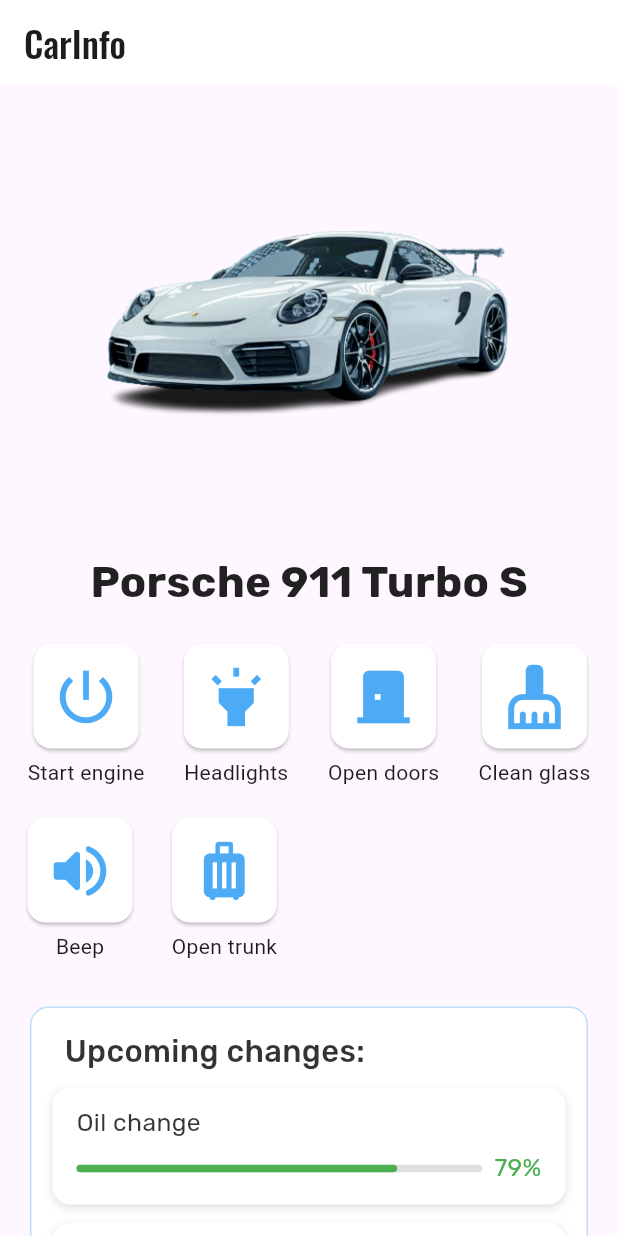
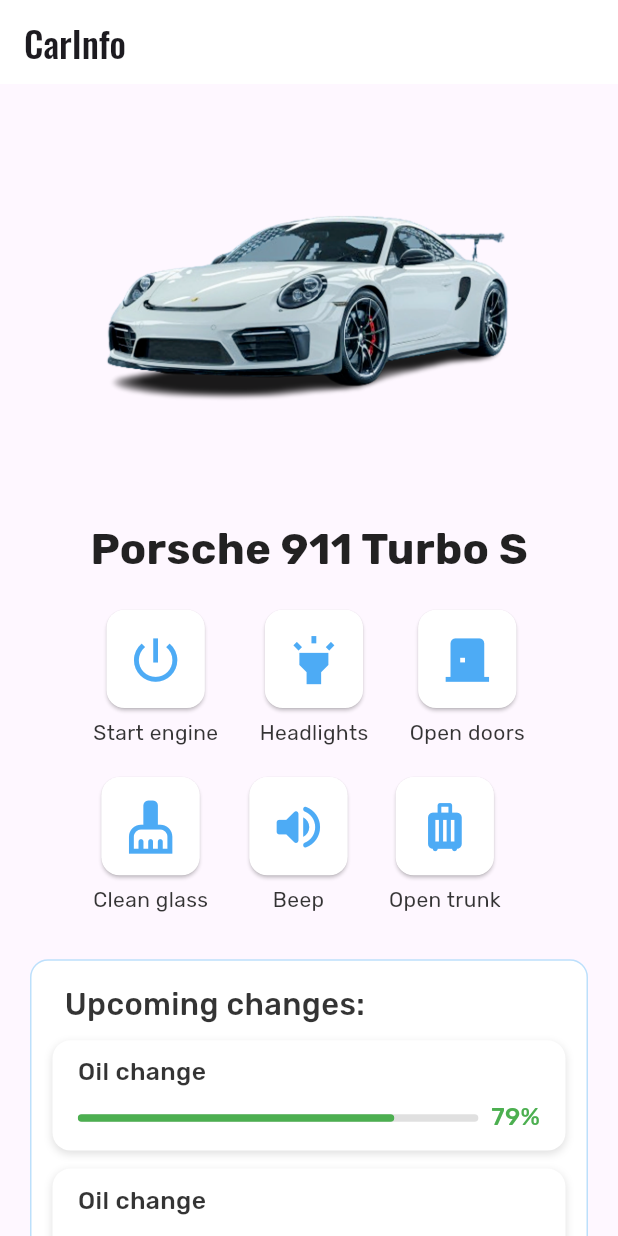
Before and after one commit to Olegbdnr/flutter_labs, a Flutter app: the screen it shows after launch, on a phone screen of 412 x 824 dp. Run offline on Flutter 3.47's test engine with Material 3 defaults, Android fonts, the phone set to English and light mode, and no system bars; our stand-ins replace google_fonts.

Commit message:
add responsiveness to the home page

```diff
--- a/my_project/lib/pages/home_page.dart
+++ b/my_project/lib/pages/home_page.dart
@@ -1,5 +1,6 @@
 import 'package:flutter/material.dart';
 import 'package:my_project/styles/text_styles.dart';
+import 'package:my_project/utils/app_responsive.dart';
 import 'package:my_project/widgets/switch_button.dart';
 import 'package:my_project/widgets/upcoming_section.dart';
 
@@ -8,6 +9,8 @@ class HomePage extends StatelessWidget {
 
   @override
   Widget build(BuildContext context) {
+    final r = AppResponsive.of(context);
+
     return Scaffold(
       appBar: AppBar(
         title: Text('CarInfo', style: AppTextStyles.appBarTittle(context)),
@@ -17,50 +20,57 @@ class HomePage extends StatelessWidget {
         child: SingleChildScrollView(
           child: Center(
             child: Padding(
-              padding: const EdgeInsets.symmetric(vertical: 20),
+              padding: EdgeInsets.symmetric(
+                vertical: 10,
+                horizontal: r.spacing(20)),
               child: Column(
                 children: [
-                  Padding(
-                    padding: const EdgeInsets.symmetric(horizontal: 20),
-                    child: Image.asset(
-                      'assets/porsche911white.png',
-                      width: 280,
-                      fit: BoxFit.contain,
-                    ),
+                  Image.asset(
+                    'assets/porsche911white.png',
+                    width: r.image(280),
+                    fit: BoxFit.contain,
                   ),
-                  const SizedBox(height: 12),
                   Text(
                     'Porsche 911 Turbo S',
                     style: AppTextStyles.heading(context),
                   ),
-                  const SizedBox(height: 20),
+                  SizedBox(height: r.h(20)),
                   Wrap(
-                    spacing: 26,
+                    spacing: r.w(26),
                     runSpacing: 20,
                     children: [
                       _buildControl(
+                        context,
                         icon: Icons.power_settings_new,
                         label: 'Start engine',
                       ),
-                      _buildControl(icon: Icons.highlight, label: 'Headlights'),
                       _buildControl(
+                        context,
+                        icon: Icons.highlight, label: 'Headlights'),
+                      _buildControl(
+                        context,
                         icon: Icons.door_back_door,
                         label: 'Open doors',
                       ),
                       _buildControl(
+                        context,
                         icon: Icons.cleaning_services,
                         label: 'Clean glass',
                       ),
                       _buildControl(
+                        context,
                         icon: Icons.volume_up_rounded,
                         label: 'Beep',
                       ),
-                      _buildControl(icon: Icons.luggage, label: 'Open trunk'),
+                      _buildControl(
+                        context,
+                        icon: Icons.luggage,
+                        label: 'Open trunk'),
                     ],
                   ),
-                  const SizedBox(height: 30),
+                  SizedBox(height: r.spacing(30)),
                   const UpcomingSection(),
-                  const SizedBox(height: 40),
+                  SizedBox(height: r.spacing(40)),
                 ],
               ),
             ),
@@ -70,13 +80,15 @@ class HomePage extends StatelessWidget {
     );
   }
 
-  Widget _buildControl({required IconData icon, required String label}) {
+  Widget _buildControl(BuildContext context,
+   {required IconData icon,
+    required String label}) {
     return Column(
       mainAxisSize: MainAxisSize.min,
       children: [
         SwitchButton(icon: icon),
         const SizedBox(height: 6),
-        Text(label),
+        Text(label, style: AppTextStyles.smallLabel(context)),
       ],
     );
   }
--- a/my_project/lib/styles/text_styles.dart
+++ b/my_project/lib/styles/text_styles.dart
@@ -13,7 +13,7 @@ class AppTextStyles {
       context,
       base: MediaQuery.of(context).size.width * 0.07,
       min: 20,
-      max: 34,
+      max: 42,
     ),
     color: Colors.black87,
     fontWeight: FontWeight.w700,
@@ -24,6 +24,18 @@ class AppTextStyles {
         fontSize: responsiveFont(
           context,
           base: MediaQuery.of(context).size.width * 0.04,
+          min: 14,
+          max: 26,
+        ),
+        color: color ?? const Color.fromARGB(221, 21, 21, 21),
+        fontWeight: FontWeight.w500,
+      );
+
+  static TextStyle smallLabel(BuildContext context, {Color? color}) =>
+      GoogleFonts.rubik(
+        fontSize: responsiveFont(
+          context,
+          base: MediaQuery.of(context).size.width * 0.03,
           min: 14,
           max: 22,
         ),
@@ -36,7 +48,7 @@ class AppTextStyles {
       context,
       base: MediaQuery.of(context).size.width * 0.05,
       min: 16,
-      max: 28,
+      max: 34,
     ),
     color: const Color.fromARGB(221, 21, 21, 21),
     fontWeight: FontWeight.w500,
--- /dev/null
+++ b/my_project/lib/utils/app_responsive.dart
@@ -0,0 +1,41 @@
+import 'package:flutter/widgets.dart';
+
+class AppResponsive {
+  final BuildContext context;
+  final double width;
+  final double height;
+  final double shortest;
+
+  AppResponsive._(this.context)
+      : width = MediaQuery.of(context).size.width,
+        height = MediaQuery.of(context).size.height,
+        shortest = MediaQuery.of(context).size.shortestSide;
+
+  static AppResponsive of(BuildContext context) => AppResponsive._(context);
+
+  bool get isMobile => shortest < 600;
+  bool get isTablet => shortest >= 600 && shortest < 900;
+  bool get isDesktop => shortest >= 900;
+
+  double text(double size) {
+    if (isTablet) return size * 1.25;
+    if (isDesktop) return size * 1.4;
+    return size;
+  }
+
+  double spacing(double value) {
+    if (isTablet) return value * 1.2;
+    if (isDesktop) return value * 1.3;
+    return value;
+  }
+
+  double w(double value) => value * (width / 390);
+
+  double h(double value) => value * (height / 844);
+
+  double image(double value) {
+    if (isTablet) return value * 1.6;
+    if (isDesktop) return value * 1.9;
+    return value;
+  }
+}
--- a/my_project/lib/widgets/deafult_blue_btn.dart
+++ b/my_project/lib/widgets/deafult_blue_btn.dart
@@ -1,5 +1,6 @@
 import 'package:flutter/material.dart';
 import 'package:my_project/styles/text_styles.dart';
+import 'package:my_project/utils/app_responsive.dart';
 
 class BasicButton extends StatelessWidget {
   final String text;
@@ -8,6 +9,8 @@ class BasicButton extends StatelessWidget {
 
   @override
   Widget build(BuildContext context) {
+    final r = AppResponsive.of(context);
+
     return Center(
               child: ElevatedButton(
                 onPressed: () {
@@ -22,11 +25,11 @@ class BasicButton extends StatelessWidget {
                   backgroundColor: Colors.blue.withValues(alpha: 0.8),
                   foregroundColor: Colors.white,
                   shape: RoundedRectangleBorder(
-                    borderRadius: BorderRadius.circular(24),
+                    borderRadius: BorderRadius.circular(r.w(24)),
                   ),
-                  padding: const EdgeInsets.symmetric(
-                    horizontal: 20,
-                    vertical: 10,
+                  padding: EdgeInsets.symmetric(
+                    horizontal: r.h(20),
+                    vertical: r.w(10),
                   ),
                 ),
                 child: Text(
--- a/my_project/lib/widgets/progress_bar.dart
+++ b/my_project/lib/widgets/progress_bar.dart
@@ -1,5 +1,6 @@
 import 'package:flutter/material.dart';
 import 'package:my_project/styles/text_styles.dart';
+import 'package:my_project/utils/app_responsive.dart';
 
 class ProgressBar extends StatelessWidget {
   final String title;
@@ -21,6 +22,7 @@ class ProgressBar extends StatelessWidget {
   Widget build(BuildContext context) {
     final color = getProgressColor(progress);
     final percent = (progress * 100).clamp(0, 100).toInt();
+    final r = AppResponsive.of(context);
 
     return Column(
       crossAxisAlignment: CrossAxisAlignment.start,
@@ -58,7 +60,7 @@ class ProgressBar extends StatelessWidget {
               ],
             ),
           ),
-          const SizedBox(width: 8),
+          SizedBox(width: r.w(8)),
           // Percentage
           Text(
             '$percent%',
--- a/my_project/lib/widgets/switch_button.dart
+++ b/my_project/lib/widgets/switch_button.dart
@@ -1,4 +1,5 @@
 import 'package:flutter/material.dart';
+import 'package:my_project/utils/app_responsive.dart';
 
 class SwitchButton extends StatefulWidget {
   final IconData icon;
@@ -14,8 +15,8 @@ class _SwitchButtonState extends State<SwitchButton> {
 
   @override
   Widget build(BuildContext context) {
-    final width = MediaQuery.of(context).size.width;
-    final buttonSize = width * 0.17;
+    final r = AppResponsive.of(context);
+    final buttonSize = r.w(62);
     return ElevatedButton(
       onPressed: () => setState(() {
         isOn = !isOn;
@@ -31,7 +32,7 @@ class _SwitchButtonState extends State<SwitchButton> {
            borderRadius: BorderRadius.circular(12)
         ),
         fixedSize: Size(buttonSize, buttonSize),
-        iconSize: buttonSize / 1.5,
+        iconSize: buttonSize / 1.7,
         padding: EdgeInsets.zero,
       ),
       child: Icon(widget.icon)
--- a/my_project/lib/widgets/upcoming_section.dart
+++ b/my_project/lib/widgets/upcoming_section.dart
@@ -1,5 +1,6 @@
 import 'package:flutter/material.dart';
 import 'package:my_project/styles/text_styles.dart';
+import 'package:my_project/utils/app_responsive.dart';
 import 'package:my_project/widgets/deafult_blue_btn.dart';
 import 'package:my_project/widgets/progress_bar.dart';
 
@@ -8,10 +9,10 @@ class UpcomingSection extends StatelessWidget {
 
   @override
   Widget build(BuildContext context) {
-    return Padding(
-      padding: const EdgeInsets.symmetric(horizontal: 20),
-      child: Container(
-        padding: const EdgeInsets.all(14),
+    final r = AppResponsive.of(context);
+
+    return Container(
+      padding: EdgeInsets.all(r.spacing(14)),
       decoration: BoxDecoration(
         color: Colors.white,
         borderRadius: BorderRadius.circular(12),
@@ -22,22 +23,21 @@ class UpcomingSection extends StatelessWidget {
         children: [
           // SECTION TITLE
           Padding(
-              padding: const EdgeInsets.only(left: 8),
+            padding: EdgeInsets.only(left: r.spacing(8)),
             child: Text(
               'Upcoming changes:',
               style: AppTextStyles.sectionHeading(context),
             ),
           ),
 
-            const SizedBox(height: 10),
+          SizedBox(height: r.spacing(10)),
 
-            // PROGRESS CARDS — responsive width
           ...[0.79, 0.21, 0.5].map((progress) {
             return Container(
-                margin: const EdgeInsets.only(bottom: 12),
-                padding: const EdgeInsets.symmetric(
-                  horizontal: 16,
-                  vertical: 12,
+              margin: EdgeInsets.only(bottom: r.spacing(12)),
+              padding: EdgeInsets.symmetric(
+                horizontal: r.w(16),
+                vertical: r.h(10),
               ),
               decoration: BoxDecoration(
                 color: Colors.white,
@@ -54,12 +54,11 @@ class UpcomingSection extends StatelessWidget {
             );
           }),
 
-            const SizedBox(height: 4),
+          SizedBox(height: r.h(6)),
 
           const BasicButton('See more >>'),
         ],
       ),
-      ),
     );
   }
 }
```
Lines whose indentation alone changed are shown as unchanged.
